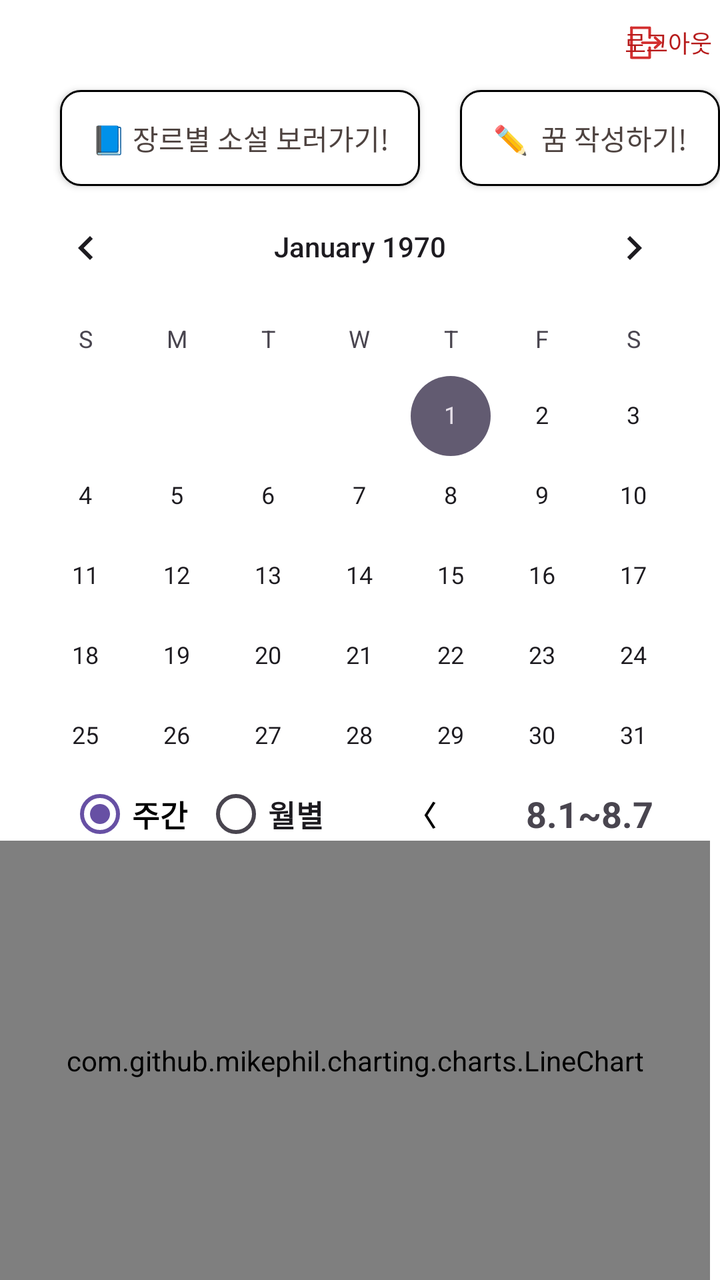
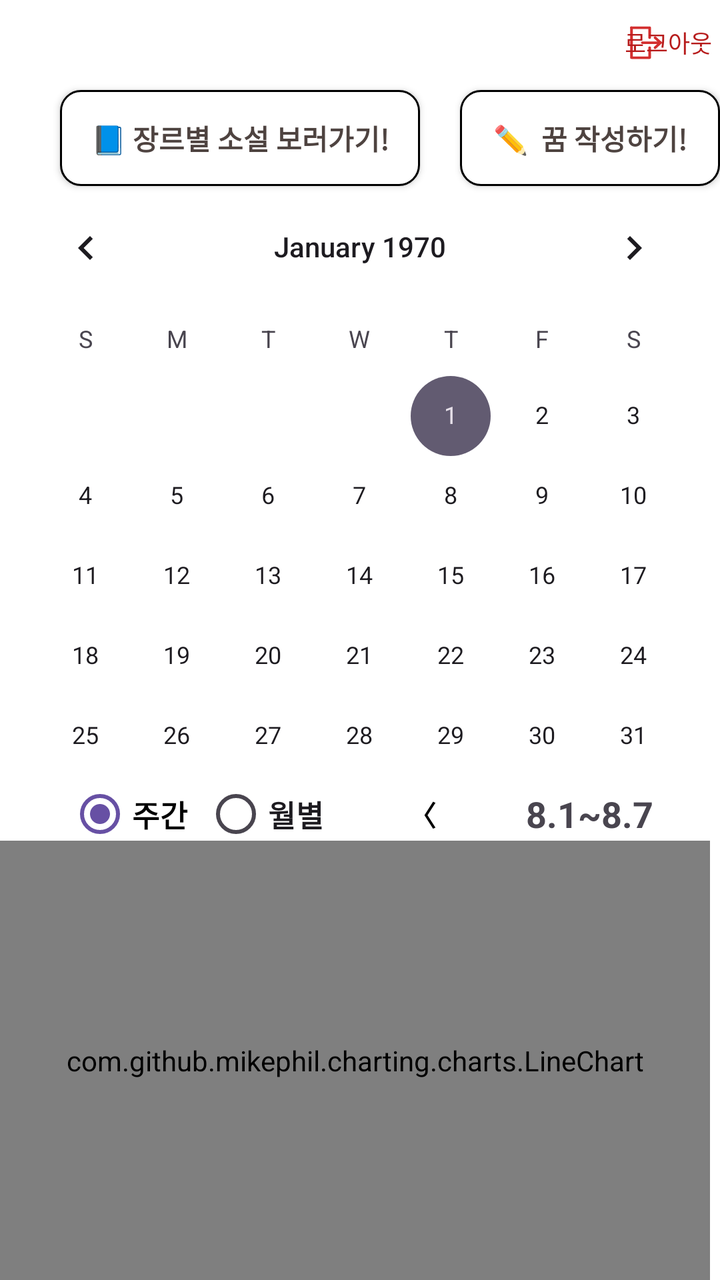

An Android layout rendered at two revisions. The XML below is the earlier revision; the diff shows what the commit changed to produce the second picture.
<!-- AndroidManifest.xml: application theme Theme.Material3.DayNight.NoActionBar -->
<!-- res/layout/activity_home.xml -->
<?xml version="1.0" encoding="utf-8"?>
<RelativeLayout xmlns:android="http://schemas.android.com/apk/res/android"
    android:layout_width="match_parent"
    android:layout_height="match_parent"
    android:background="#ffffff">



    <android.widget.Button
        android:id="@+id/btn_nov"
        android:layout_width="180dp"
        android:layout_height="wrap_content"
        android:layout_marginTop="45dp"
        android:layout_marginStart="30dp"
        android:background="@drawable/rounded_button_10"
        android:text="📘 장르별 소설 보러가기!"
        android:textColor="#4E4340"/>

    <android.widget.Button
        android:id="@+id/buttonGoToDiary"
        android:layout_width="150dp"
        android:layout_height="wrap_content"
        android:layout_marginTop="45dp"
        android:layout_marginStart="230dp"
        android:text="✏️  꿈 작성하기!"
        android:background="@drawable/rounded_button_10"
        android:textColor="#4E4340"/>

    <android.widget.Button
        android:id="@+id/btnLogout"
        android:layout_width="wrap_content"
        android:layout_height="wrap_content"
        android:layout_marginTop="-3dp"
        android:layout_marginStart="313dp"
        android:background="@drawable/rounded_button_8"
        android:drawableStart="@drawable/ic_logout"
        android:drawablePadding="-25dp"
        android:text="로그아웃"
        android:textSize="12dp"
        android:textColor="#B71C1C"/>

    <CalendarView
        android:id="@+id/calendarView"
        android:layout_width="match_parent"
        android:layout_height="wrap_content"
        android:layout_centerHorizontal="true"
        android:layout_marginTop="90dp" />

    <LinearLayout
        android:orientation="horizontal"
        android:gravity="center_vertical"
        android:layout_width="match_parent"
        android:layout_height="wrap_content"
        android:layout_marginTop="375dp"
        android:layout_marginStart="26dp"
        android:padding="8dp">


        <RadioGroup
            android:id="@+id/radioGroupPeriod"
            android:layout_width="wrap_content"
            android:layout_height="wrap_content"
            android:orientation="horizontal">

            <RadioButton
                android:id="@+id/radioWeekly"
                android:layout_width="wrap_content"
                android:layout_height="wrap_content"
                android:text="주간"
                android:textColor="@color/black"
                android:textSize="15sp"
                android:textStyle="bold"
                android:checked="true"/>

            <RadioButton
                android:id="@+id/radioMonthly"
                android:layout_width="wrap_content"
                android:layout_height="wrap_content"
                android:text="월별"
                android:textSize="15sp"
                android:textStyle="bold"
                android:layout_marginStart="8dp"/>
        </RadioGroup>

        <Button
            android:id="@+id/btnPrev"
            android:layout_width="wrap_content"
            android:layout_height="wrap_content"
            android:text="〈"
            android:textStyle="bold"
            android:layout_marginStart="5dp"
            android:background="@android:color/transparent"
            android:textColor="@android:color/black" />
        <TextView
            android:id="@+id/tvPeriod"
            android:layout_width="wrap_content"
            android:layout_height="wrap_content"
            android:text="8.1~8.7"
            android:textStyle="bold"
            android:textSize="18sp"
            android:layout_marginStart="8dp"
            android:layout_marginEnd="8dp"/>

        <Button
            android:id="@+id/btnNext"
            android:layout_width="wrap_content"
            android:layout_height="wrap_content"
            android:text="〉"
            android:textStyle="bold"
            android:background="@android:color/transparent"
            android:textColor="@android:color/black" />
    </LinearLayout>


    <com.github.mikephil.charting.charts.LineChart
        android:id="@+id/lineChart"
        android:layout_width="match_parent"
        android:layout_height="400dp"
        android:layout_below="@id/calendarView"
        android:layout_marginEnd="5dp"
        android:layout_marginTop="-8dp"/>

</RelativeLayout>
<!-- resources referenced by this layout -->
<resources>
  <color name="black">#FF000000</color>
  <!-- drawable ic_logout (drawable) -->
  <?xml version="1.0" encoding="utf-8"?>
  <vector xmlns:android="http://schemas.android.com/apk/res/android"
      android:width="20dp"
      android:height="20dp"
      android:viewportWidth="22"
      android:viewportHeight="24">
  
      
      <path
          android:strokeColor="#D32F2F"
          android:strokeWidth="1.5"
          android:fillColor="@android:color/transparent"
          android:pathData="M3,3v18h10v-6"
          android:strokeLineJoin="round"
          android:strokeLineCap="round"/>
  
      <path
          android:strokeColor="#D32F2F"
          android:strokeWidth="1.5"
          android:fillColor="@android:color/transparent"
          android:pathData="M13,9v-6h-10"
          android:strokeLineJoin="round"
          android:strokeLineCap="round"/>
  
      
      <path
          android:strokeColor="#D32F2F"
          android:strokeWidth="1.5"
          android:fillColor="@android:color/transparent"
          android:pathData="M9,12h10"
          android:strokeLineCap="round"/>
  
      
      <path
          android:strokeColor="#D32F2F"
          android:strokeWidth="1.5"
          android:fillColor="@android:color/transparent"
          android:pathData="M16,9l3,3 -3,3"
          android:strokeLineCap="round"
          android:strokeLineJoin="round"/>
  </vector>
  <!-- drawable rounded_button_10 (drawable) -->
  <?xml version="1.0" encoding="utf-8"?>
  <shape xmlns:android="http://schemas.android.com/apk/res/android">
      <solid android:color="#ffffff"/> 
      <corners android:radius="10dp"/> 
      <stroke android:color="#000000" android:width="1dp"/> 
  </shape>
  <!-- drawable rounded_button_8 (drawable) -->
  <?xml version="1.0" encoding="utf-8"?>
  <shape xmlns:android="http://schemas.android.com/apk/res/android">
      <solid android:color="#00000000"/> 
      <corners android:radius="10dp"/>
  </shape>
</resources>

<!-- the commit's change to res/layout/activity_home.xml (unified diff, before → after) -->
@@ -13,6 +13,7 @@
         android:layout_marginTop="45dp"
         android:layout_marginStart="30dp"
         android:background="@drawable/rounded_button_10"
+        android:textStyle="bold"
         android:text="📘 장르별 소설 보러가기!"
         android:textColor="#4E4340"/>
 
@@ -22,6 +23,7 @@
         android:layout_height="wrap_content"
         android:layout_marginTop="45dp"
         android:layout_marginStart="230dp"
+        android:textStyle="bold"
         android:text="✏️  꿈 작성하기!"
         android:background="@drawable/rounded_button_10"
         android:textColor="#4E4340"/>
@@ -67,6 +69,7 @@
                 android:layout_width="wrap_content"
                 android:layout_height="wrap_content"
                 android:text="주간"
+
                 android:textColor="@color/black"
                 android:textSize="15sp"
                 android:textStyle="bold"
